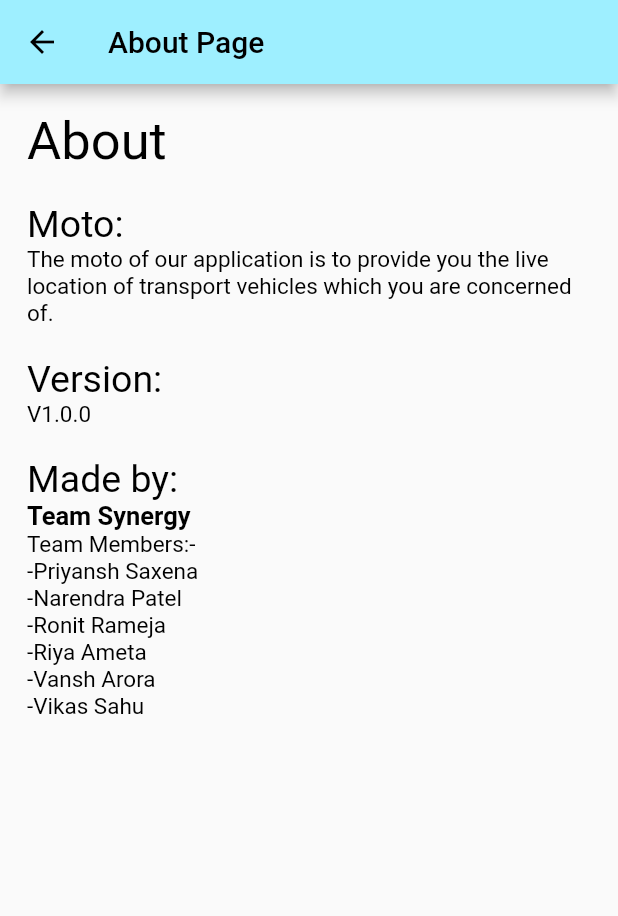
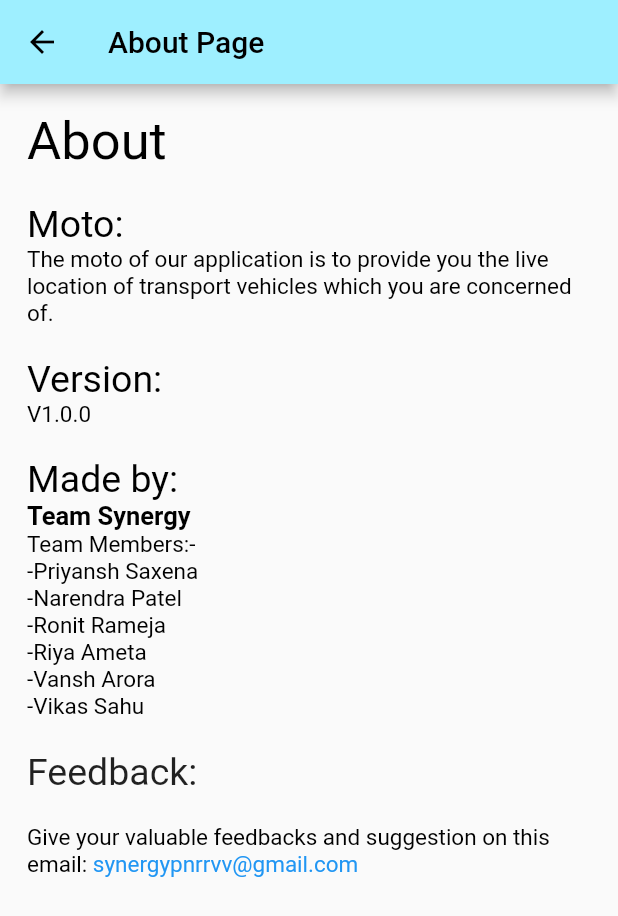
Before and after one commit to master-wayne7/locate_it, a Flutter app: the AboutPage screen opened directly, on a phone screen of 412 x 824 dp. Shown: the top 916 px of the screen. Run offline on Flutter 3.47's test engine with Material 2 defaults, Android fonts, the phone set to English and light mode, and no system bars; our stand-ins replace cloud_firestore, dio, file_picker, firebase_auth, firebase_core, firebase_database and 8 more; missing offline and left inert: email_otp, flutter_phone_direct_caller, flutter_polyline_points; accounts and stored records are empty.

Commit message:
Added Feedback in about page

```diff
--- a/lib/main.dart
+++ b/lib/main.dart
@@ -1,5 +1,5 @@
 import 'dart:async';
-
+import 'package:flutter/services.dart';
 import 'package:firebase_core/firebase_core.dart';
 import 'package:flutter/material.dart';
 // import 'package:locate_it_user_1/loading_screen.dart';
@@ -16,6 +16,8 @@ String? finalEmail;
 void main() async {
   WidgetsFlutterBinding.ensureInitialized();
   await Firebase.initializeApp();
+  SystemChrome.setPreferredOrientations([DeviceOrientation.portraitUp])
+      .then((_) {
     runApp(
       MaterialApp(
           debugShowCheckedModeBanner: false,
@@ -23,9 +25,10 @@ void main() async {
           themeMode: ThemeMode.system,
           home: const MyHomePage(),
           // home: const MapTwo(),
-        theme:
-            ThemeData(primaryColor: const Color.fromARGB(255, 158, 239, 255))),
+          theme: ThemeData(
+              primaryColor: const Color.fromARGB(255, 158, 239, 255))),
     );
+  });
 }
 
 class MyHomePage extends StatefulWidget {
--- a/lib/screens/about_page.dart
+++ b/lib/screens/about_page.dart
@@ -1,6 +1,8 @@
 // ignore_for_file: prefer_const_constructors
 
+import 'package:flutter/gestures.dart';
 import 'package:flutter/material.dart';
+import 'package:url_launcher/url_launcher.dart';
 
 class AboutPage extends StatelessWidget {
   const AboutPage({super.key});
@@ -20,7 +22,7 @@ class AboutPage extends StatelessWidget {
         padding: const EdgeInsets.all(18.0),
         child: Column(
           crossAxisAlignment: CrossAxisAlignment.start,
-          children: const [
+          children: [
             Text(
               'About',
               style: TextStyle(color: Colors.black, fontSize: 35),
@@ -63,7 +65,42 @@ class AboutPage extends StatelessWidget {
             ),
             Text(
                 'Team Members:-\n-Priyansh Saxena\n-Narendra Patel\n-Ronit Rameja\n-Riya Ameta\n-Vansh Arora\n-Vikas Sahu',
-                style: TextStyle(color: Colors.black, fontSize: 15))
+                style: TextStyle(color: Colors.black, fontSize: 15)),
+            SizedBox(
+              height: 20,
+            ),
+            Text(
+              'Feedback:',
+              style: TextStyle(fontSize: 25),
+            ),
+            SizedBox(
+              height: 20,
+            ),
+            // Text(),
+            // Text(
+            //   '',
+            //   style: TextStyle(),
+            // ),
+            RichText(
+              text: TextSpan(
+                text:
+                    '''Give your valuable feedbacks and suggestion on this email: ''',
+                style: TextStyle(color: Colors.black, fontSize: 15),
+                // style: DefaultTextStyle.of(context).style,
+                children: [
+                  TextSpan(
+                      text: 'synergypnrrvv@gmail.com',
+                      style: TextStyle(color: Colors.blue),
+                      recognizer: TapGestureRecognizer()
+                        ..onTap = () async {
+                          // launch('mailto:synergypnrrvv@gmail.com');
+                        }
+                      // onEnter: (event) {},
+                      ),
+                  // TextSpan(text: ' world!'),
+                ],
+              ),
+            )
           ],
         ),
       ),
```
Lines whose indentation alone changed are shown as unchanged.
